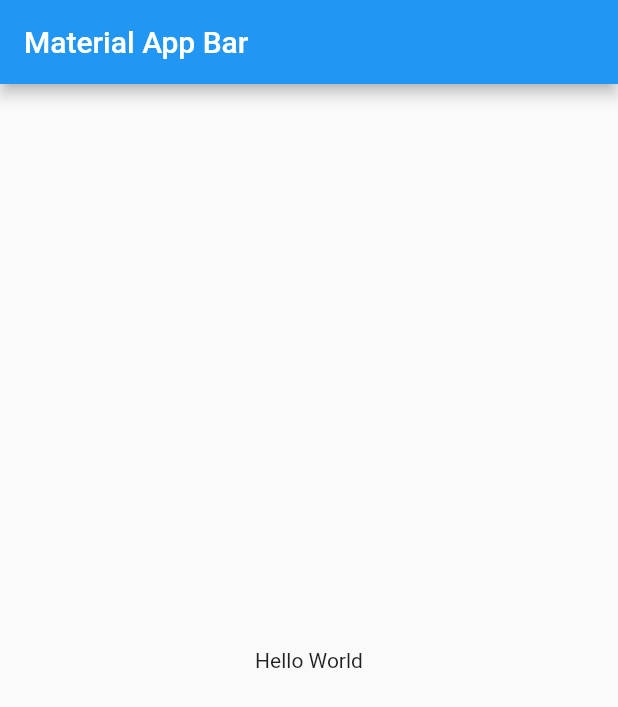
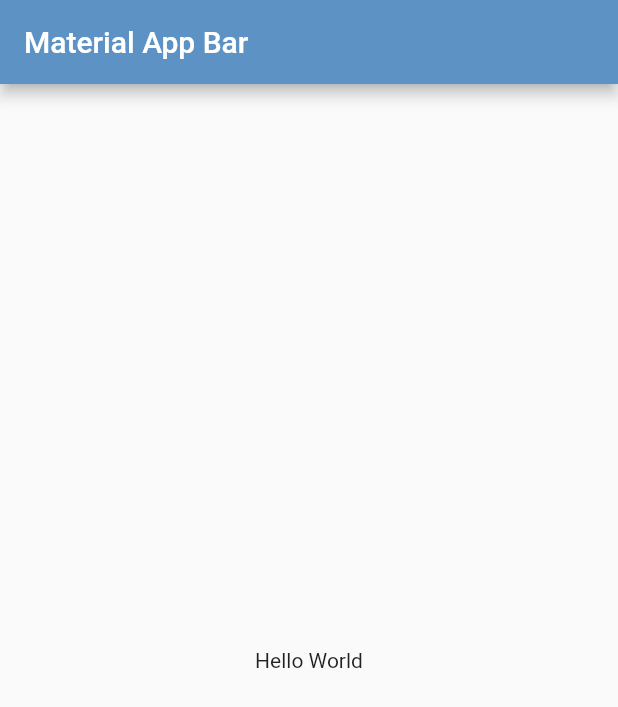
Before and after one commit to yusuffgur/EzanVakti, a Flutter app: the screen it shows after launch, on a phone screen of 412 x 824 dp. Shown: the top 707 px of the screen. Run offline on Flutter 3.47's test engine with Material 2 defaults, Android fonts, the phone set to English and light mode, and no system bars.

Commit message:
added ui helper

```diff
--- a/lib/main.dart
+++ b/lib/main.dart
@@ -1,4 +1,6 @@
 import 'package:flutter/material.dart';
+
+import 'ui/helper/AppColors.dart';
 
 void main() => runApp(MyApp());
 
@@ -8,6 +10,7 @@ class MyApp extends StatelessWidget {
     return MaterialApp(
       theme: ThemeData(
         brightness: Brightness.light,
+        primaryColor: AppColors.colorLightPrimary,
       ),
       title: 'Material App',
       home: Scaffold(
--- a/lib/ui/helper/AppColors.dart
+++ b/lib/ui/helper/AppColors.dart
@@ -1 +1,23 @@
-class AppColors {}
+import 'package:flutter/material.dart';
+
+class AppColors {
+  // Light Color
+  static final Color colorLightPrimary = Color(0xFF5C93C4);
+  static final Color colorLightSecondary = Color(0xFFF9F6E5);
+  // #Light Color
+
+// Light Color
+  static final Color colorDarkPrimary = Color(0xFF222831);
+  static final Color colorDarkSecondary = Color(0xFF30475E);
+  static final Color colorDarkThird = Color(0xFFF2A365);
+  static final Color colorDarkTitle = Color(0xFFECECEC);
+  // #Light Color
+
+  // Get Started
+  static final Color colorStarted = Color(0xFF274C71);
+  static final Color colorStartedTitle = Color(0xFF352641);
+  static final Color colorStartedDescription = Color(0xFF767676);
+  static final Color colorStartedShadow = Color(0x60274C71);
+  // #Get Started
+
+}
--- /dev/null
+++ b/lib/ui/theme/theme.dart
@@ -0,0 +1,4 @@
+import 'package:flutter/material.dart';
+
+final themeData = ThemeData(
+);
```
Also changed, not shown: lib/ui/helper/AppIcons.dart (added, +7 -0 lines), lib/ui/helper/AppStrings.dart (+39 -1 lines).
